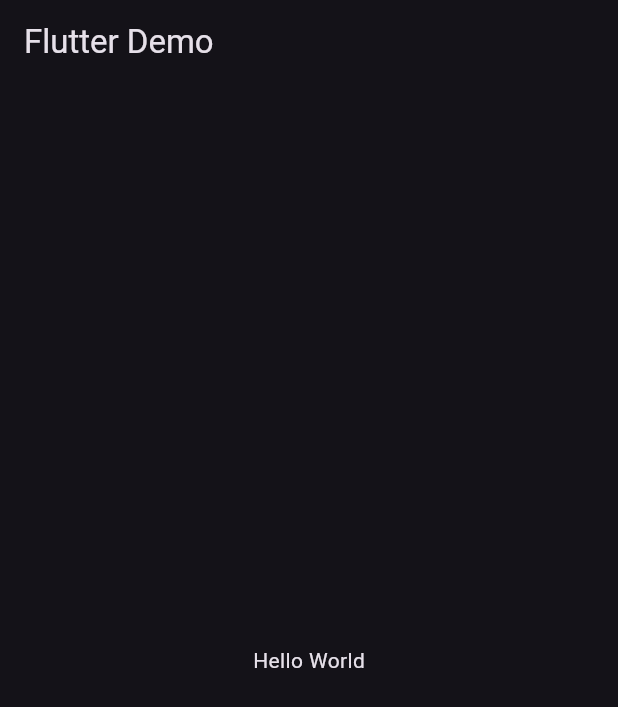
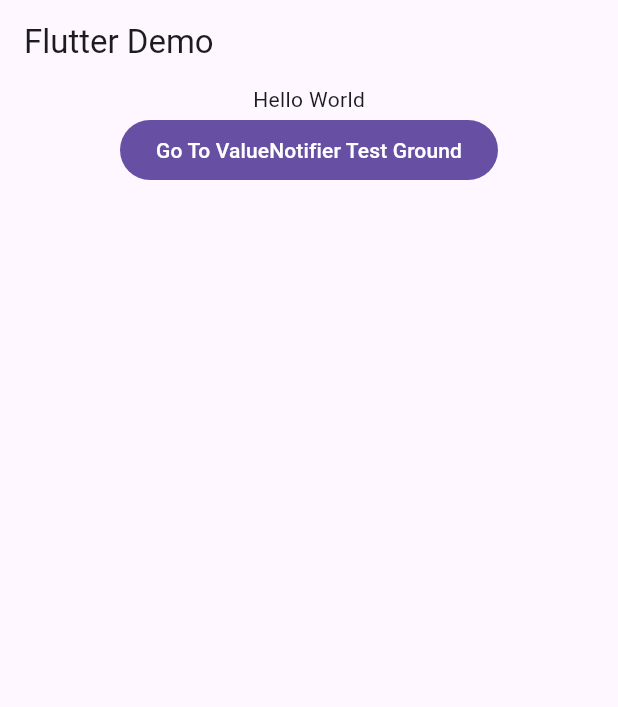
Before and after one commit to msiprime/flutterwiz, a Flutter app: the screen it shows after launch, on a phone screen of 412 x 824 dp. Shown: the top 707 px of the screen. Run offline on Flutter 3.47's test engine with Material 3 defaults, Android fonts, the phone set to English and light mode, and no system bars.

Commit message:
value notifier implemented. Test result:
ValueListenableBuilder works just like,
bloc builder.
It will only rebuild what's inside of them, and not get concerned with other part.

```diff
--- a/lib/main.dart
+++ b/lib/main.dart
@@ -1,4 +1,5 @@
 import 'package:flutter/material.dart';
+import 'package:flutter_exploring/value_notifier_test_ground.dart';
 
 void main() => runApp(const MyApp());
 
@@ -11,8 +12,8 @@ class MyApp extends StatelessWidget {
       debugShowCheckedModeBanner: false,
       debugShowMaterialGrid: false,
       title: 'Flutter Demo',
-      theme: ThemeData.dark(),
-      darkTheme: ThemeData.dark(),
+      theme: ThemeData.light(),
+      darkTheme: ThemeData.light(),
       themeMode: ThemeMode.dark,
       home: const HomePage(),
     );
@@ -28,9 +29,22 @@ class HomePage extends StatelessWidget {
       appBar: AppBar(
         title: const Text('Flutter Demo'),
       ),
-      body: const Center(
-        child: Text('Hello World'),
+      body: Center(
+        child: Column(
+          children: [
+            const Text('Hello World'),
+            FilledButton(
+                onPressed: () {
+                  goToPage(context, const ValueNotifierTestGround());
+                },
+                child: const Text('Go To ValueNotifier Test Ground')),
+          ],
+        ),
       ),
     );
   }
 }
+
+void goToPage(BuildContext context, Widget page) {
+  Navigator.push(context, MaterialPageRoute(builder: (context) => page));
+}
```
Also changed, not shown: lib/value_notifier_test_ground.dart (added, +33 -0 lines).
